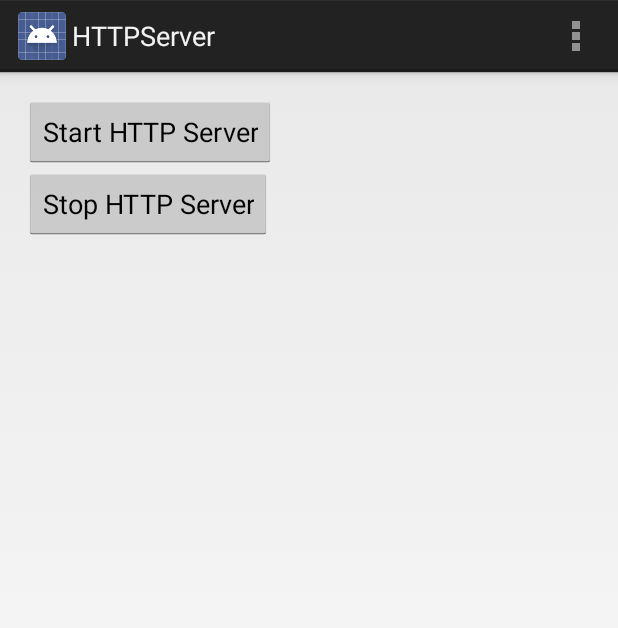
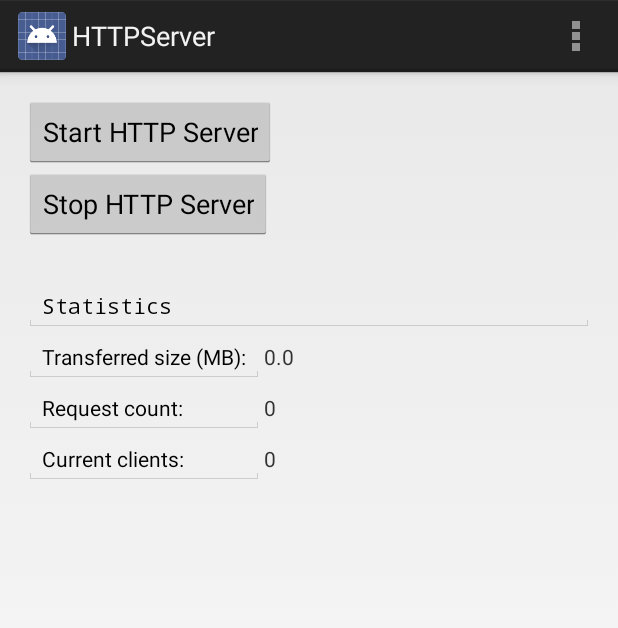
Before and after one commit to kuc0229/osmz, an Android app: the screen it shows after launch (HttpServerActivity before the commit, MainActivity after it), after a tap on "Start HTTP Server", on a phone screen of 412 x 824 dp. Shown: the top 628 px of the screen. Run offline under Robolectric (Android 15) with nearby library versions, the phone set to English and light mode, and no system bars.

Commit message:
Implement task-7. Statistic view

```diff
--- a/app/src/main/AndroidManifest.xml
+++ b/app/src/main/AndroidManifest.xml
@@ -17,7 +17,7 @@
         android:label="@string/app_name"
         android:theme="@style/AppTheme" >
         <activity
-            android:name="com.kru13.httpserver.HttpServerActivity"
+            android:name="com.kru13.httpserver.MainActivity"
             android:label="@string/app_name" >
             <intent-filter>
                 <action android:name="android.intent.action.MAIN" />
--- a/app/src/main/java/com/kru13/httpserver/HttpServerActivity.java
+++ /dev/null
@@ -1,58 +0,0 @@
-package com.kru13.httpserver;
-
-import android.app.Notification;
-import android.app.NotificationManager;
-import android.content.Context;
-import android.content.Intent;
-import android.os.Bundle;
-import android.app.Activity;
-import android.util.Log;
-import android.view.Menu;
-import android.view.View;
-import android.view.View.OnClickListener;
-import android.widget.Button;
-
-import com.kru13.httpserver.service.HttpServerService;
-
-public class HttpServerActivity extends Activity implements OnClickListener {
-
-    private Intent httpServerService;
-
-    @Override
-    protected void onCreate(Bundle savedInstanceState) {
-        super.onCreate(savedInstanceState);
-        setContentView(R.layout.activity_http_server);
-
-        Button btn1 = (Button) findViewById(R.id.button1);
-        Button btn2 = (Button) findViewById(R.id.button2);
-
-        btn1.setOnClickListener(this);
-        btn2.setOnClickListener(this);
-
-    }
-
-
-    @Override
-    public boolean onCreateOptionsMenu(Menu menu) {
-        // Inflate the menu; this adds items to the action bar if it is present.
-        getMenuInflater().inflate(R.menu.http_server, menu);
-        return true;
-    }
-
-
-    @Override
-    public void onClick(View v) {
-        // TODO Auto-generated method stub
-        if (v.getId() == R.id.button1) {
-            this.httpServerService = new Intent(this, HttpServerService.class);
-            startService(this.httpServerService);
-        }
-
-        if (v.getId() == R.id.button2) {
-            if (httpServerService != null) {
-                stopService(this.httpServerService);
-            }
-        }
-    }
-
-}
--- /dev/null
+++ b/app/src/main/java/com/kru13/httpserver/MainActivity.java
@@ -0,0 +1,90 @@
+package com.kru13.httpserver;
+
+import android.annotation.SuppressLint;
+import android.app.Activity;
+import android.content.Intent;
+import android.os.Bundle;
+import android.os.Handler;
+import android.os.Message;
+import android.util.Log;
+import android.view.Menu;
+import android.view.View;
+import android.view.View.OnClickListener;
+import android.widget.Button;
+import android.widget.TextView;
+
+import com.kru13.httpserver.model.StatisticData;
+import com.kru13.httpserver.service.HttpServerService;
+
+public class MainActivity extends Activity implements OnClickListener, Handler.Callback {
+
+    private Intent httpServerService;
+    private StatisticManager statisticManager;
+
+    @SuppressLint("HandlerLeak")
+    @Override
+    protected void onCreate(Bundle savedInstanceState) {
+        super.onCreate(savedInstanceState);
+        setContentView(R.layout.activity_http_server);
+
+        Button btn1 = (Button) findViewById(R.id.button1);
+        Button btn2 = (Button) findViewById(R.id.button2);
+
+        btn1.setOnClickListener(this);
+        btn2.setOnClickListener(this);
+
+        Handler handler = new Handler() {
+            @Override
+            public void handleMessage(Message msg) {
+                if (msg.obj instanceof StatisticData) {
+                    StatisticData data = (StatisticData) msg.obj;
+                    updateStatistic(data);
+                    Log.d("MAIN ACTIVITY", "received message " + msg.obj);
+                } else {
+                    Log.d("MAIN ACTIVITY", "received unknown message " + msg.obj);
+                }
+            }
+        };
+        statisticManager = new StatisticManager(handler);
+    }
+
+    private void updateStatistic(StatisticData data) {
+        TextView requestCountView = (TextView) findViewById(R.id.requestCountValue);
+        TextView transferredBytesView = (TextView) findViewById(R.id.transferredBytesValue);
+        TextView currentClientsValue = (TextView) findViewById(R.id.currentClientsValue);
+
+        requestCountView.setText(String.valueOf(data.getCurrentRequestCount()));
+        // convert to MB
+        transferredBytesView.setText(String.valueOf(Math.round(data.getCurrentTransferredBytes() / (1024 * 1024)) / 1.0));
+        currentClientsValue.setText(String.valueOf(data.getCurrentActiveClients()));
+    }
+
+    @Override
+    public boolean onCreateOptionsMenu(Menu menu) {
+        // Inflate the menu; this adds items to the action bar if it is present.
+        getMenuInflater().inflate(R.menu.http_server, menu);
+        return true;
+    }
+
+    @Override
+    public void onClick(View v) {
+        // TODO Auto-generated method stub
+        if (v.getId() == R.id.button1) {
+            this.httpServerService = new Intent(this, HttpServerService.class);
+            startService(this.httpServerService);
+            statisticManager.start();
+        }
+
+        if (v.getId() == R.id.button2) {
+            if (httpServerService != null) {
+                stopService(this.httpServerService);
+                statisticManager.cancel();
+            }
+        }
+    }
+
+    @Override
+    public boolean handleMessage(Message msg) {
+        return false;
+    }
+}
--- /dev/null
+++ b/app/src/main/java/com/kru13/httpserver/StatisticManager.java
@@ -0,0 +1,194 @@
+package com.kru13.httpserver;
+
+import android.os.Handler;
+import android.os.Message;
+import android.util.Log;
+
+import com.kru13.httpserver.event.RequestEvent;
+import com.kru13.httpserver.model.StatisticData;
+
+import java.io.BufferedReader;
+import java.io.BufferedWriter;
+import java.io.File;
+import java.io.FileInputStream;
+import java.io.FileNotFoundException;
+import java.io.FileOutputStream;
+import java.io.IOException;
+import java.io.InputStreamReader;
+import java.io.OutputStreamWriter;
+import java.util.List;
+
+public class StatisticManager extends Thread {
+
+    private static final int SYNC_TIME = 1500;
+    private static final File storage;
+
+    static {
+        try {
+            storage = File.createTempFile("statistic-manager", null);
+            Log.d("STATISTIC MANAGER", "create storage " + storage.getPath());
+        } catch (IOException e) {
+            throw new IllegalStateException("Could not create storage");
+        }
+    }
+
+    private final List<RequestEvent> clients;
+    private final Handler handler;
+    private boolean running;
+
+    public StatisticManager(List<RequestEvent> clients) {
+        this.clients = clients;
+        this.handler = null;
+    }
+
+    public StatisticManager(Handler handler) {
+        this.handler = handler;
+        this.clients = null;
+    }
+
+    @Override
+    public void run() {
+        running = true;
+        Log.d("STATISTIC MANAGER", "start service");
+        int activeClients;
+        int transferredBytes;
+        int requestCount;
+        while (running) {
+
+            if (clients != null) {
+                activeClients = 0;
+                transferredBytes = 0;
+                requestCount = 0;
+
+                synchronized (clients) {
+                    for (RequestEvent r : clients) {
+                        if (!r.isIssued()) {
+                            transferredBytes += parseContentLength(r);
+                            requestCount++;
+                            r.setIssued(true);
+                        }
+                    }
+                    activeClients = parseActiveClients(clients);
+                }
+
+                if (!(activeClients == 0 && transferredBytes == 0 && requestCount == 0)) {
+                    updateData(activeClients, transferredBytes, requestCount);
+                }
+            }
+
+            if (handler != null) {
+                StatisticData data = readData();
+                Message message = Message.obtain();
+                message.obj = data;
+                handler.sendMessage(message);
+            }
+
+            try {
+                // Synchronized
+                Thread.sleep(SYNC_TIME);
+            } catch (InterruptedException e) {
+                Log.d("STATISTIC MANAGER", "synchronization error");
+            }
+        }
+
+        Log.d("STATISTIC MANAGER", "delete storage file " + (storage.delete() ? "success" : "false"));
+    }
+
+    private int parseActiveClients(List<RequestEvent> clients) {
+        int counter = 0;
+        for (RequestEvent r : clients) {
+            if (!r.isComplete()) {
+                counter++;
+            }
+        }
+        return counter;
+    }
+
+    private StatisticData readData() {
+
+        StatisticData statisticData = new StatisticData();
+
+        String buffer;
+        BufferedReader reader = null;
+        try {
+            reader = new BufferedReader(new InputStreamReader(new FileInputStream(storage)));
+            buffer = reader.readLine();
+
+            if (buffer != null) {
+                if (!buffer.isEmpty()) {
+                    String[] data = buffer.split(" ");
+                    statisticData.setCurrentActiveClients(Integer.parseInt(data[0]));
+                    statisticData.setCurrentTransferredBytes(Integer.parseInt(data[1]));
+                    statisticData.setCurrentRequestCount(Integer.parseInt(data[2]));
+                }
+            }
+        } catch (FileNotFoundException e) {
+            Log.d("STATISTIC", "could not read data " + e);
+        } catch (IOException e) {
+            Log.d("STATISTIC", "could not read data " + e);
+        } finally {
+            if (reader != null) {
+                try {
+                    reader.close();
+                } catch (IOException e) {
+                    Log.d("STATISTIC", "" + e);
+                }
+            }
+        }
+
+        return statisticData;
+    }
+
+    private int parseContentLength(RequestEvent r) {
+        int contentLength = 0;
+
+        for (String h : r.getHttpHeaders()) {
+            if (h.startsWith("Content-Length: ")) {
+                try {
+                    contentLength = Integer.parseInt(h.split("Content-Length: ")[1]);
+                } catch (Exception e) {
+                    Log.d("STATISTIC MANAGER", "can not parse " + h + " header");
+                }
+                break;
+            }
+        }
+
+        return contentLength;
+    }
+
+    private synchronized void updateData(int activeClients, int transferredBytes, int requestCount) {
+
+        StatisticData statisticData = readData();
+
+        int currentTransferredBytes = statisticData.getCurrentTransferredBytes();
+        int currentRequestCount = statisticData.getCurrentRequestCount();
+
+        currentTransferredBytes += transferredBytes;
+        currentRequestCount += requestCount;
+
+        BufferedWriter out = null;
+        try {
+            out = new BufferedWriter(new OutputStreamWriter(new FileOutputStream(storage)));
+            out.write(String.valueOf(activeClients) + " " + String.valueOf(currentTransferredBytes) + " " + String.valueOf(currentRequestCount) + "\n");
+            out.newLine();
+            out.flush();
+        } catch (FileNotFoundException e) {
+            Log.d("STATISTIC", "could not write data " + e);
+        } catch (IOException e) {
+            Log.d("STATISTIC", "could not write data" + e);
+        } finally {
+            if (out != null) {
+                try {
+                    out.close();
+                } catch (IOException e) {
+                    Log.d("STATISTIC", "" + e);
+                }
+            }
+        }
+    }
+
+    public void cancel() {
+        Log.d("STATISTIC MANAGER", "stopping service");
+        this.running = false;
+    }
+}
--- a/app/src/main/java/com/kru13/httpserver/HttpResponseProcessor.java
+++ b/app/src/main/java/com/kru13/httpserver/http/HttpResponseProcessor.java
@@ -1,6 +1,5 @@
-package com.kru13.httpserver;
+package com.kru13.httpserver.http;
 
-import android.os.Environment;
 import android.util.Log;
 import android.webkit.MimeTypeMap;
 
@@ -15,7 +14,7 @@ import java.util.ArrayList;
 public class HttpResponseProcessor {
 
     // url = file path or whatever suitable URL you want.
-    static String getMimeType(String url) {
+    private static String getMimeType(String url) {
         String type = null;
         String extension = MimeTypeMap.getFileExtensionFromUrl(url);
         if (extension != null) {
--- a/app/src/main/java/com/kru13/httpserver/entities/DataWrapper.java
+++ b/app/src/main/java/com/kru13/httpserver/model/DataWrapper.java
@@ -1,4 +1,4 @@
-package com.kru13.httpserver.entities;
+package com.kru13.httpserver.model;
 
 public class DataWrapper {
 
--- /dev/null
+++ b/app/src/main/java/com/kru13/httpserver/model/StatisticData.java
@@ -0,0 +1,40 @@
+package com.kru13.httpserver.model;
+
+public class StatisticData {
+    private int currentActiveClients;
+    private int currentTransferredBytes;
+    private int currentRequestCount;
+
+    public int getCurrentActiveClients() {
+        return currentActiveClients;
+    }
+
+    public void setCurrentActiveClients(int currentActiveClients) {
+        this.currentActiveClients = currentActiveClients;
+    }
+
+    public int getCurrentTransferredBytes() {
+        return currentTransferredBytes;
+    }
+
+    public void setCurrentTransferredBytes(int currentTransferredBytes) {
+        this.currentTransferredBytes = currentTransferredBytes;
+    }
+
+    public int getCurrentRequestCount() {
+        return currentRequestCount;
+    }
+
+    public void setCurrentRequestCount(int currentRequestCount) {
+        this.currentRequestCount = currentRequestCount;
+    }
+
+    @Override
+    public String toString() {
+        return "StatisticData{" +
+                "currentActiveClients=" + currentActiveClients +
+                ", currentTransferredBytes=" + currentTransferredBytes +
+                ", currentRequestCount=" + currentRequestCount +
+                '}';
+    }
+}
--- a/app/src/main/res/layout/activity_http_server.xml
+++ b/app/src/main/res/layout/activity_http_server.xml
@@ -8,7 +8,7 @@
     android:paddingLeft="@dimen/activity_horizontal_margin"
     android:paddingRight="@dimen/activity_horizontal_margin"
     android:paddingTop="@dimen/activity_vertical_margin"
-    tools:context=".HttpServerActivity" >
+    tools:context=".MainActivity">
 
     <Button
         android:id="@+id/button1"
@@ -22,4 +22,98 @@
         android:layout_height="wrap_content"
         android:text="@string/btn2_text" />
 
+    <Space
+        android:layout_width="match_parent"
+        android:layout_height="27dp" />
+
+    <LinearLayout
+        android:layout_width="match_parent"
+        android:layout_height="match_parent"
+        android:orientation="vertical">
+
+        <EditText
+            android:id="@+id/editText4"
+            android:layout_width="match_parent"
+            android:layout_height="wrap_content"
+            android:ems="10"
+            android:enabled="false"
+            android:fontFamily="monospace"
+            android:inputType="textPersonName"
+            android:text="@string/statistics"
+            android:textColor="@android:color/background_dark"
+            android:textSize="14sp" />
+
+        <TableLayout
+            android:layout_width="match_parent"
+            android:layout_height="match_parent">
+
+            <TableRow
+                android:layout_width="match_parent"
+                android:layout_height="match_parent">
+
+                <EditText
+                    android:id="@+id/editText5"
+                    android:layout_width="147dp"
+                    android:layout_height="wrap_content"
+                    android:ems="10"
+                    android:enabled="false"
+                    android:inputType="textPersonName"
+                    android:text="@string/transferred_bytes"
+                    android:textColor="@android:color/black"
+                    android:textSize="14sp" />
+
+                <TextView
+                    android:id="@+id/transferredBytesValue"
+                    android:layout_width="79dp"
+                    android:layout_height="wrap_content"
+                    android:text="0" />
+            </TableRow>
+
+            <TableRow
+                android:layout_width="match_parent"
+                android:layout_height="match_parent">
+
+                <EditText
+                    android:id="@+id/editText6"
+                    android:layout_width="wrap_content"
+                    android:layout_height="wrap_content"
+                    android:ems="10"
+                    android:enabled="false"
+                    android:inputType="textPersonName"
+                    android:text="@string/request_count"
+                    android:textColor="@android:color/black"
+                    android:textSize="14sp" />
+
+                <TextView
+                    android:id="@+id/requestCountValue"
+                    android:layout_width="wrap_content"
+                    android:layout_height="wrap_content"
+                    android:text="0" />
+            </TableRow>
+
+            <TableRow
+                android:layout_width="match_parent"
+                android:layout_height="match_parent">
+
+                <EditText
+                    android:id="@+id/editText7"
+                    android:layout_width="wrap_content"
+                    android:layout_height="wrap_content"
+                    android:ems="10"
+                    android:enabled="false"
+                    android:inputType="textPersonName"
+                    android:text="@string/current_clients"
+                    android:textColor="@android:color/black"
+                    android:textSize="14sp" />
+
+                <TextView
+                    android:id="@+id/currentClientsValue"
+                    android:layout_width="wrap_content"
+                    android:layout_height="wrap_content"
+                    android:text="0" />
+            </TableRow>
+        </TableLayout>
+
+    </LinearLayout>
+
 </LinearLayout>
--- a/app/src/main/res/values/strings.xml
+++ b/app/src/main/res/values/strings.xml
@@ -6,5 +6,9 @@
     <string name="hello_world">Hello world!</string>
     <string name="btn1_text">Start HTTP Server</string>
     <string name="btn2_text">Stop HTTP Server</string>
+    <string name="statistics">Statistics</string>
+    <string name="transferred_bytes">Transferred size (MB):</string>
+    <string name="request_count">Request count:</string>
+    <string name="current_clients">Current clients:</string>
 
 </resources>
```
Also changed, not shown: app/src/main/java/com/kru13/httpserver/SocketServer.java (+9 -13 lines), app/src/main/java/com/kru13/httpserver/event/RequestEvent.java (renamed from app/src/main/java/com/kru13/httpserver/RequestEvent.java, +19 -4 lines), app/src/main/java/com/kru13/httpserver/http/ResponseProcessor.java (renamed from app/src/main/java/com/kru13/httpserver/ResponseProcessor.java, +20 -15 lines), app/src/main/java/com/kru13/httpserver/service/HttpServerService.java (+10 -9 lines), 1 other file.
